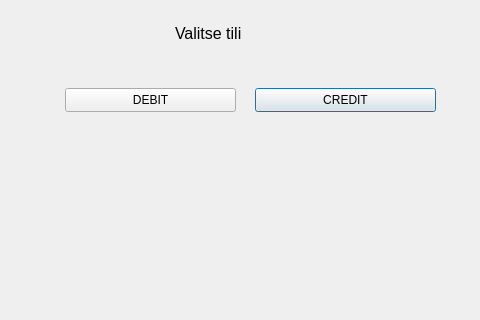
Before: the Qt Designer form bankautomat/creditdebit.ui in banksimul2022/group5, drawn with Qt 5; both pictures show x 95 to 575 and y 122 to 442 of the 749 by 636 pixel window.
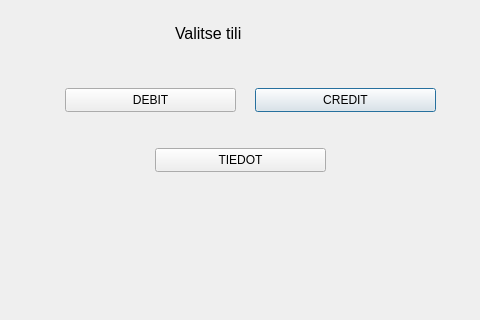
After: the same form once the commit is applied.

What changed in the file:
```diff
--- a/bankautomat/creditdebit.ui
+++ b/bankautomat/creditdebit.ui
@@ -57,6 +57,19 @@
     <string>Valitse tili</string>
    </property>
   </widget>
+  <widget class="QPushButton" name="asiakasTiedot">
+   <property name="geometry">
+    <rect>
+     <x>250</x>
+     <y>270</y>
+     <width>171</width>
+     <height>24</height>
+    </rect>
+   </property>
+   <property name="text">
+    <string>TIEDOT</string>
+   </property>
+  </widget>
  </widget>
  <resources/>
  <connections/>
```
